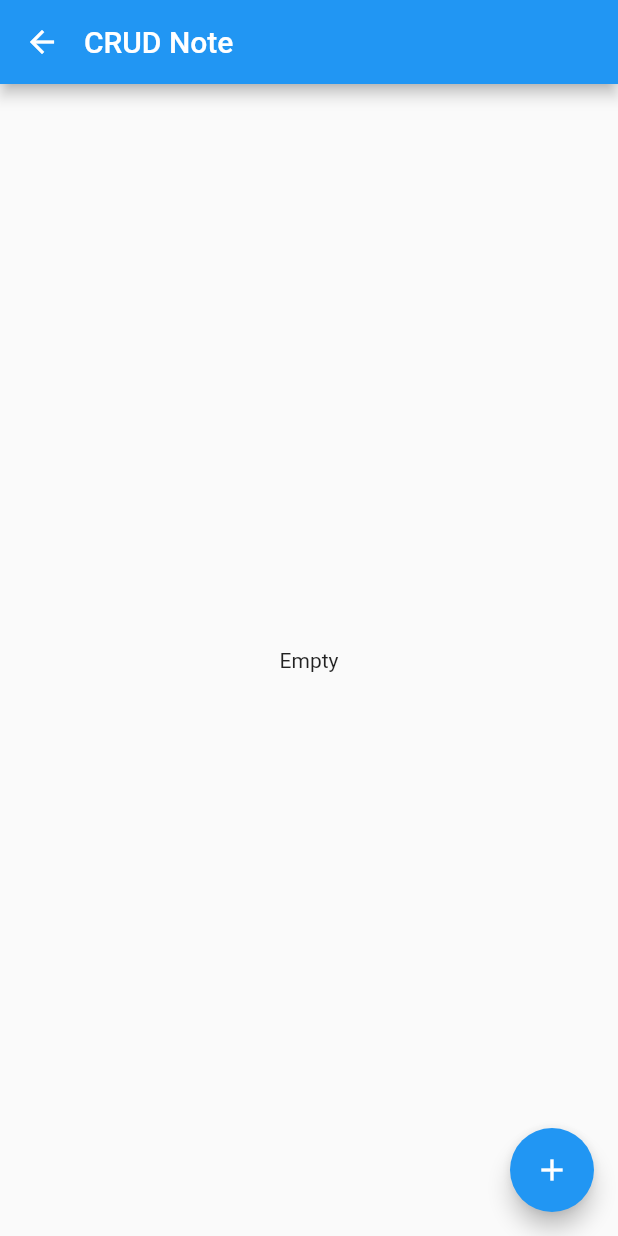
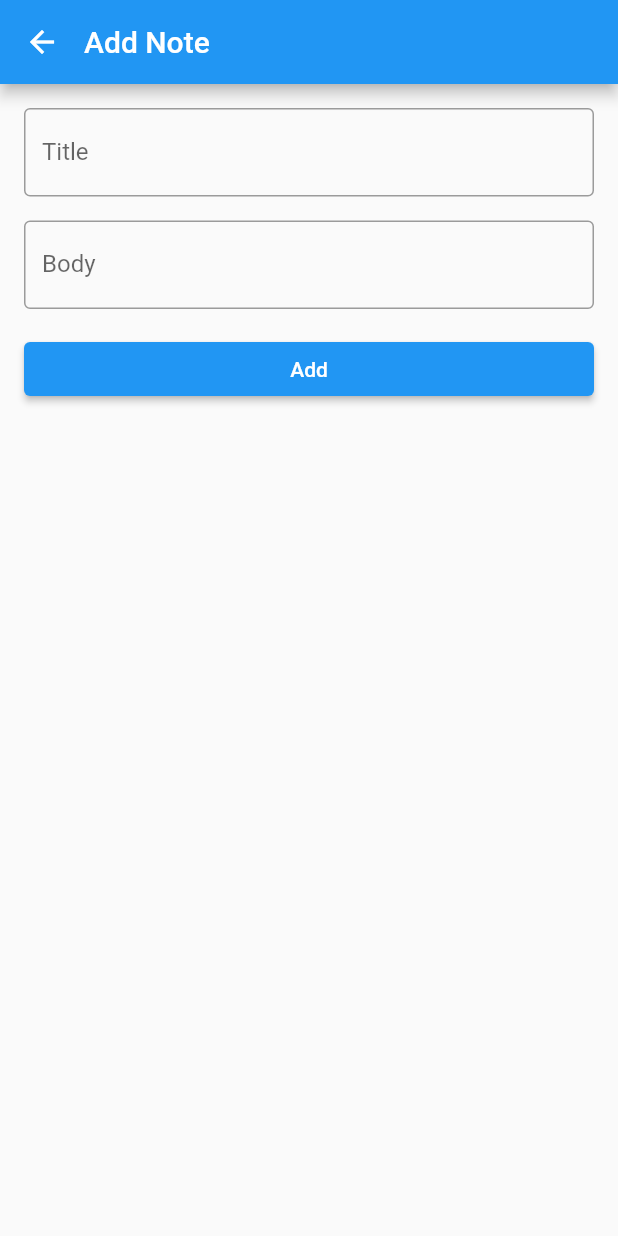
Before and after one commit to Qmun14/belajar_flutter, a Flutter app: the ListNotePage screen opened directly, after a tap on the "add" icon, on a phone screen of 412 x 824 dp. Run offline on Flutter 3.47's test engine with Material 2 defaults, Android fonts, the phone set to English and light mode, and no system bars; our stand-ins replace flutter_svg, fluttertoast, image_picker, shared_preferences, sqflite, webview_flutter; accounts and stored records are empty.

Commit message:
Membuat fungsi, ui insert add note dan sedikit merubah modeling nya

```diff
--- a/lib/model/note.dart
+++ b/lib/model/note.dart
@@ -21,7 +21,6 @@ class Note {
       );
 
   Map<String, dynamic> toMap() => {
-        DBNote.COLUMN_ID: id,
         DBNote.COLUMN_TITLE: title,
         DBNote.COLUMN_BODY: body,
         DBNote.COLUMN_DATE: date,
--- /dev/null
+++ b/lib/page/implementation/note/add_note_page.dart
@@ -0,0 +1,74 @@
+import 'package:belajar_flutter/db/db_note.dart';
+import 'package:belajar_flutter/model/note.dart';
+import 'package:flutter/material.dart';
+
+class AddNotePage extends StatefulWidget {
+  @override
+  State<AddNotePage> createState() => _AddNotePageState();
+}
+
+class _AddNotePageState extends State<AddNotePage> {
+  var _controllerTitle = TextEditingController();
+
+  var _controllerBody = TextEditingController();
+
+  var _formKey = GlobalKey<FormState>();
+
+  void addNote() async {
+    if (_formKey.currentState!.validate()) {
+      Note note = Note(
+          title: _controllerTitle.text,
+          body: _controllerBody.text,
+          date: DateTime.now().toIso8601String());
+      int id = await DBNote().insertNote(note);
+      if (id != null) {
+        showNotif('Success');
+      } else {
+        showNotif('Failed');
+      }
+    }
+  }
+
+  void showNotif(String message) {
+    ScaffoldMessenger.of(context).showSnackBar(
+      SnackBar(
+        content: Text(message),
+        duration: const Duration(milliseconds: 2500),
+      ),
+    );
+  }
+
+  @override
+  Widget build(BuildContext context) {
+    return Scaffold(
+      appBar: AppBar(title: const Text('Add Note'), titleSpacing: 0),
+      body: Form(
+        key: _formKey,
+        child: ListView(
+          padding: const EdgeInsets.all(16),
+          children: [
+            buildInput(_controllerTitle, 'Title'),
+            const SizedBox(height: 16),
+            buildInput(_controllerBody, 'Body'),
+            const SizedBox(height: 16),
+            ElevatedButton(
+              onPressed: () => addNote(),
+              child: const Text('Add'),
+            )
+          ],
+        ),
+      ),
+    );
+  }
+
+  Widget buildInput(TextEditingController controller, String label) {
+    return TextFormField(
+      controller: controller,
+      validator: (value) => value == '' ? "Don't Empty" : null,
+      decoration: InputDecoration(
+        labelText: label,
+        border: const OutlineInputBorder(),
+      ),
+    );
+  }
+}
--- a/lib/page/implementation/note/list_note_page.dart
+++ b/lib/page/implementation/note/list_note_page.dart
@@ -1,5 +1,6 @@
 import 'package:belajar_flutter/db/db_note.dart';
 import 'package:belajar_flutter/model/note.dart';
+import 'package:belajar_flutter/page/implementation/note/add_note_page.dart';
 import 'package:flutter/material.dart';
 
 class ListNotePage extends StatefulWidget {
@@ -42,8 +43,13 @@ class _ListNotePageState extends State<ListNotePage> {
               child: Text('Empty'),
             ),
       floatingActionButton: FloatingActionButton(
-        onPressed: () {},
-        child: Icon(Icons.add),
+        onPressed: () {
+          Navigator.push(
+            context,
+            MaterialPageRoute(builder: (context) => AddNotePage()),
+          ).then((value) => getListNote());
+        },
+        child: const Icon(Icons.add),
       ),
     );
   }
```
